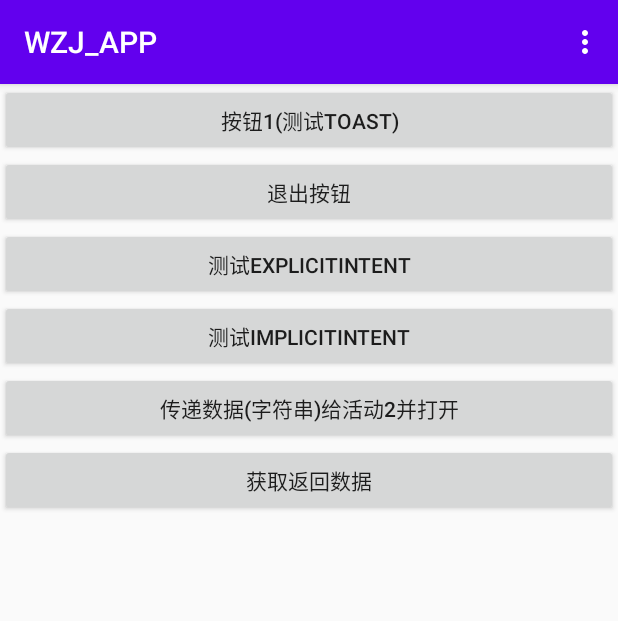
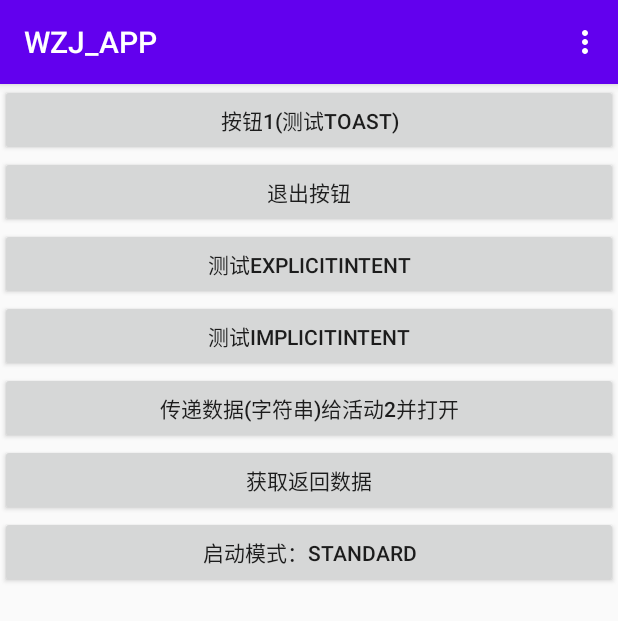
Before and after one commit to Rainal14/2018118114_Android, an Android app: the screen it shows after launch (MainActivity), on a phone screen of 412 x 824 dp. Shown: the top 621 px of the screen. Run offline under Robolectric (Android 15) with nearby library versions, the phone set to English and light mode, and no system bars.

Commit message:
实验三：更新standard启动模式

```diff
--- a/Lab_03/Lab003/app/src/main/java/com/example/lab003/MainActivity.java
+++ b/Lab_03/Lab003/app/src/main/java/com/example/lab003/MainActivity.java
@@ -33,6 +33,8 @@ public class MainActivity extends AppCompatActivity {
     protected void onCreate(Bundle savedInstanceState) {
         super.onCreate(savedInstanceState);
         setContentView(R.layout.main_layout);
+
+        Log.d("MainActivity", this.toString());  //test standard
 
         Button button1 = findViewById(R.id.button_1);  //button for test
         button1.setOnClickListener(new View.OnClickListener(){
@@ -88,6 +90,15 @@ public class MainActivity extends AppCompatActivity {
                 startActivityForResult(intent, 1);
             }
         });
+
+        Button button7 = findViewById(R.id.button_standard);
+        button7.setOnClickListener(new View.OnClickListener() {
+            @Override
+            public void onClick(View view) {
+                Intent intent = new Intent(MainActivity.this, MainActivity.class);
+                startActivity(intent);
+            }
+        });
     }
 
     @Override //create menu and display it
--- a/Lab_03/Lab003/app/src/main/res/layout/main_layout.xml
+++ b/Lab_03/Lab003/app/src/main/res/layout/main_layout.xml
@@ -39,4 +39,10 @@
         android:layout_height="wrap_content"
         android:text="获取返回数据" />
 
+    <Button
+        android:id="@+id/button_standard"
+        android:layout_width="match_parent"
+        android:layout_height="wrap_content"
+        android:text="启动模式：standard" />
+
 </LinearLayout>
```
Also changed, not shown: 2 other files.
